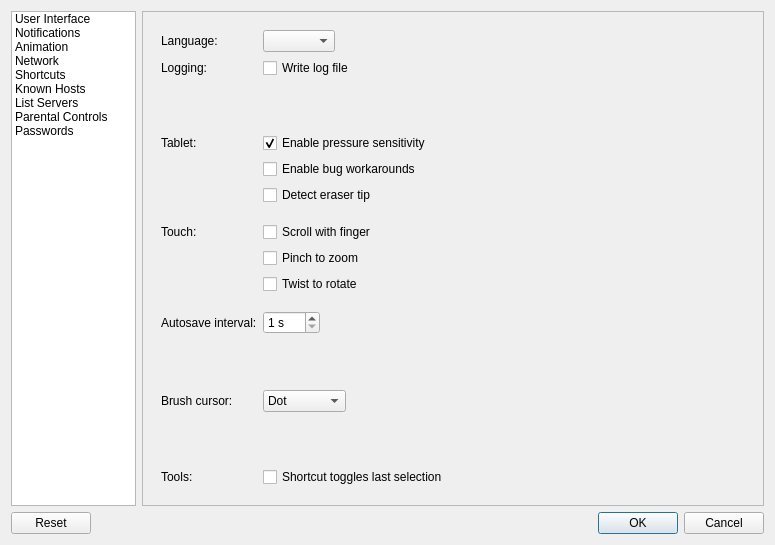
This is src/desktop/ui/settings.ui in drawpile/Drawpile as Qt 5 draws it before an edit. The edited form follows.
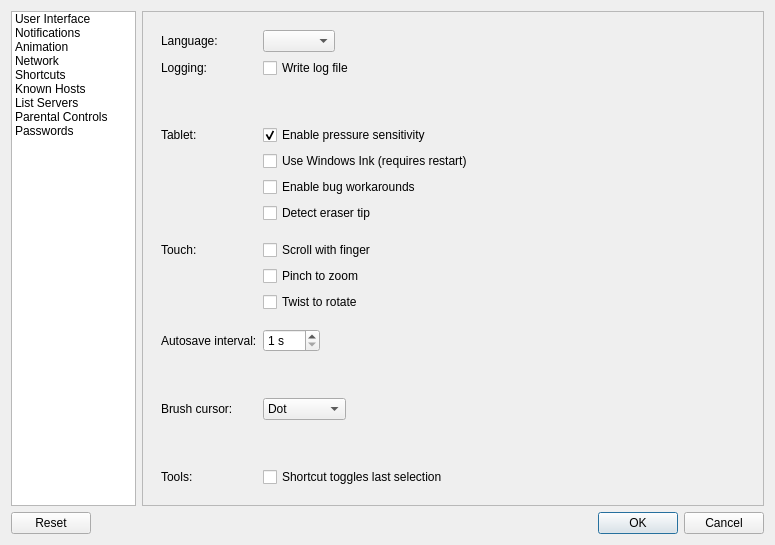
This is the edited form. Icons and pictures are not drawn.

Patch:
```diff
--- a/src/desktop/ui/settings.ui
+++ b/src/desktop/ui/settings.ui
@@ -111,7 +111,7 @@
               </property>
              </widget>
             </item>
-            <item row="6" column="1">
+            <item row="7" column="1">
              <widget class="QCheckBox" name="tabletBugWorkaround">
               <property name="toolTip">
                <string>Checking this may fix jaggy line and offset bugs on some tablets</string>
@@ -121,7 +121,7 @@
               </property>
              </widget>
             </item>
-            <item row="8" column="1">
+            <item row="9" column="1">
              <spacer name="verticalSpacer_5">
               <property name="orientation">
                <enum>Qt::Vertical</enum>
@@ -137,35 +137,35 @@
               </property>
              </spacer>
             </item>
-            <item row="9" column="0">
+            <item row="10" column="0">
              <widget class="QLabel" name="label_12">
               <property name="text">
                <string>Touch:</string>
               </property>
              </widget>
             </item>
-            <item row="9" column="1">
+            <item row="10" column="1">
              <widget class="QCheckBox" name="touchscroll">
               <property name="text">
                <string>Scroll with finger</string>
               </property>
              </widget>
             </item>
-            <item row="10" column="1">
+            <item row="11" column="1">
              <widget class="QCheckBox" name="touchpinch">
               <property name="text">
                <string>Pinch to zoom</string>
               </property>
              </widget>
             </item>
-            <item row="11" column="1">
+            <item row="12" column="1">
              <widget class="QCheckBox" name="touchtwist">
               <property name="text">
                <string>Twist to rotate</string>
               </property>
              </widget>
             </item>
-            <item row="12" column="1">
+            <item row="13" column="1">
              <spacer name="verticalSpacer_3">
               <property name="orientation">
                <enum>Qt::Vertical</enum>
@@ -181,14 +181,14 @@
               </property>
              </spacer>
             </item>
-            <item row="14" column="0">
+            <item row="15" column="0">
              <widget class="QLabel" name="label_11">
               <property name="text">
                <string>Autosave interval:</string>
               </property>
              </widget>
             </item>
-            <item row="14" column="1">
+            <item row="15" column="1">
              <widget class="QSpinBox" name="autosaveInterval">
               <property name="suffix">
                <string> s</string>
@@ -201,20 +201,20 @@
               </property>
              </widget>
             </item>
-            <item row="15" column="1">
-             <spacer name="verticalSpacer_9">
-              <property name="orientation">
-               <enum>Qt::Vertical</enum>
-              </property>
-              <property name="sizeHint" stdset="0">
-               <size>
-                <width>20</width>
-                <height>5</height>
-               </size>
-              </property>
-             </spacer>
-            </item>
             <item row="16" column="1">
+             <spacer name="verticalSpacer_9">
+              <property name="orientation">
+               <enum>Qt::Vertical</enum>
+              </property>
+              <property name="sizeHint" stdset="0">
+               <size>
+                <width>20</width>
+                <height>5</height>
+               </size>
+              </property>
+             </spacer>
+            </item>
+            <item row="17" column="1">
              <widget class="QComboBox" name="brushCursorBox">
               <item>
                <property name="text">
@@ -233,14 +233,14 @@
               </item>
              </widget>
             </item>
-            <item row="16" column="0">
+            <item row="17" column="0">
              <widget class="QLabel" name="label_16">
               <property name="text">
                <string>Brush cursor:</string>
               </property>
              </widget>
             </item>
-            <item row="17" column="1">
+            <item row="18" column="1">
              <spacer name="verticalSpacer">
               <property name="orientation">
                <enum>Qt::Vertical</enum>
@@ -253,14 +253,14 @@
               </property>
              </spacer>
             </item>
-            <item row="18" column="0">
+            <item row="19" column="0">
              <widget class="QLabel" name="label_2">
               <property name="text">
                <string>Tools:</string>
               </property>
              </widget>
             </item>
-            <item row="18" column="1">
+            <item row="19" column="1">
              <widget class="QCheckBox" name="toolToggleShortcut">
               <property name="text">
                <string>Shortcut toggles last selection</string>
@@ -294,13 +294,20 @@
               </property>
              </spacer>
             </item>
-            <item row="7" column="1">
+            <item row="8" column="1">
              <widget class="QCheckBox" name="tabletEraser">
               <property name="text">
                <string>Detect eraser tip</string>
               </property>
              </widget>
             </item>
+            <item row="6" column="1">
+             <widget class="QCheckBox" name="windowsink">
+              <property name="text">
+               <string>Use Windows Ink (requires restart)</string>
+              </property>
+             </widget>
+            </item>
            </layout>
           </widget>
           <widget class="QWidget" name="page_2">
```
